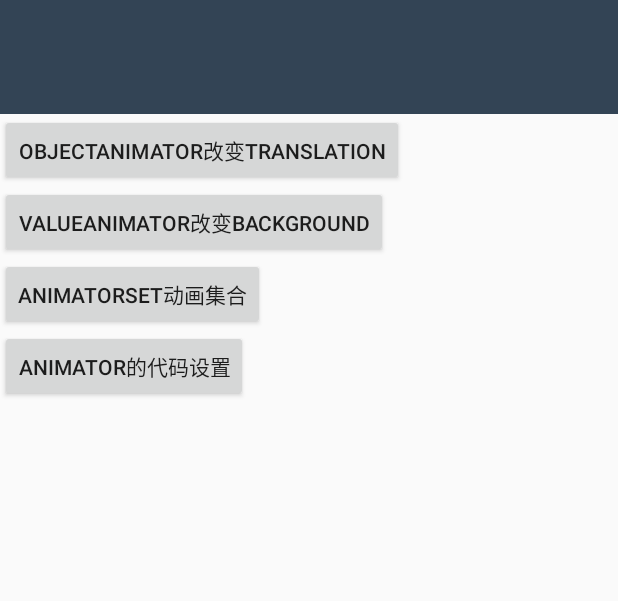
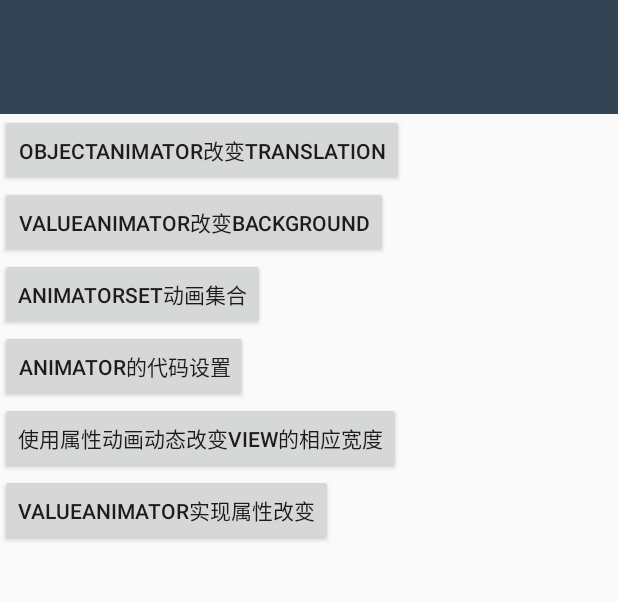
Before and after one commit to AngleLong/Animation, an Android app: the ValueAnimationActivity screen opened directly, with no data from a screen before it, on a phone screen of 412 x 824 dp, the part 270-871 px from its top. Run offline under Robolectric (Android 15) with nearby library versions, the phone set to English and light mode, and no system bars.

Commit message:
'完善了一些内容'

```diff
--- a/app/src/main/res/layout/activity_value_animation.xml
+++ b/app/src/main/res/layout/activity_value_animation.xml
@@ -45,4 +45,16 @@
         android:layout_height="wrap_content"
         android:onClick="codeAnimatorSet"
         android:text="Animator的代码设置"/>
+
+    <Button
+        android:layout_width="wrap_content"
+        android:layout_height="wrap_content"
+        android:onClick="ObjectAnimator"
+        android:text="使用属性动画动态改变View的相应宽度"/>
+
+    <Button
+        android:layout_width="wrap_content"
+        android:onClick="ValueAnimator"
+        android:text="ValueAnimator实现属性改变"
+        android:layout_height="wrap_content"/>
 </LinearLayout>
```
Also changed, not shown: app/src/main/java/com/hejin/animation/ValueAnimationActivity.java (+31 -0 lines), app/src/main/java/com/hejin/animation/ViewWrapper.java (added, +52 -0 lines), 1 other file.
